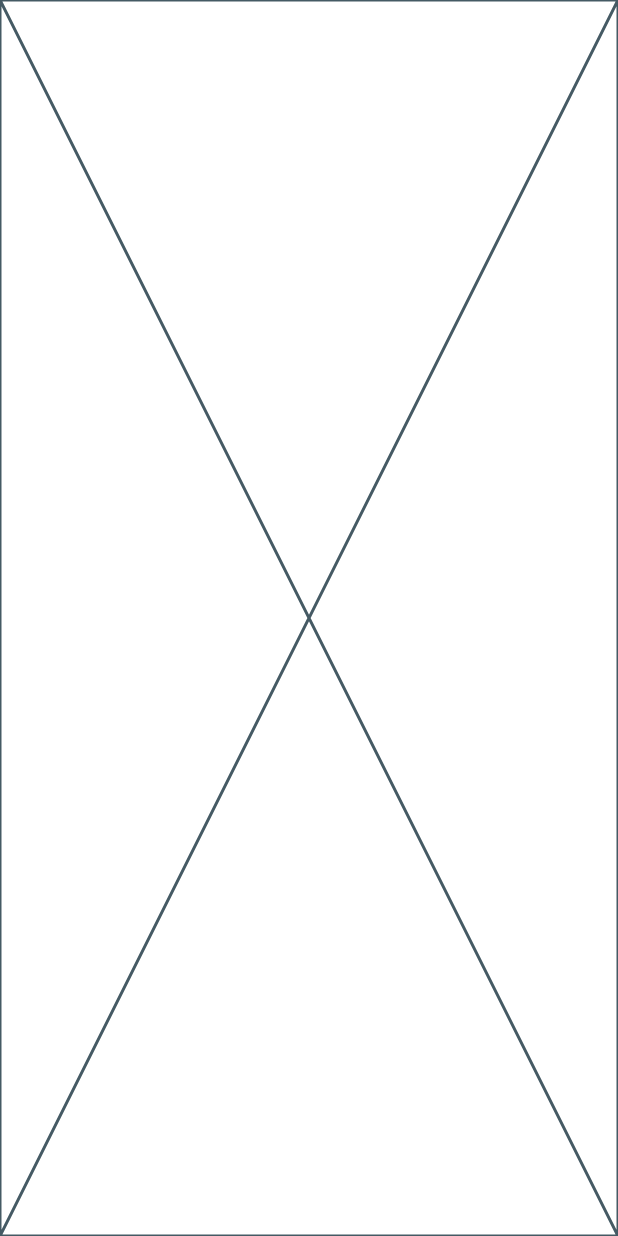
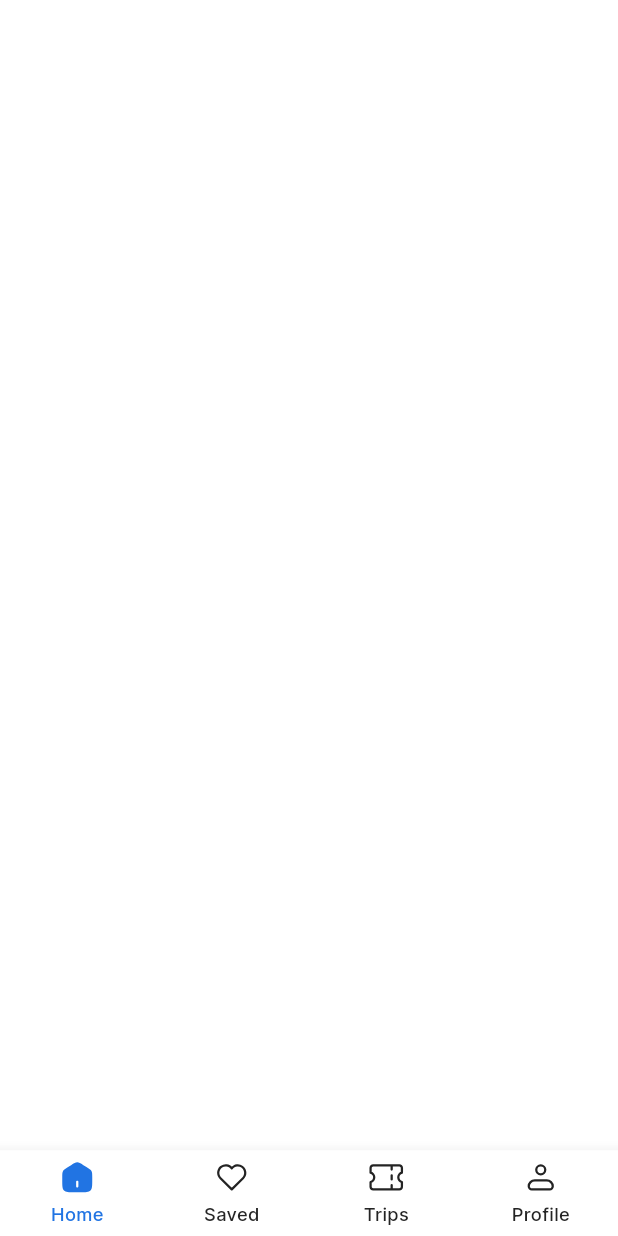
Before and after one commit to AymenSensai/SkyCruiseApp, a Flutter app: the screen it shows after launch, on a phone screen of 412 x 824 dp. Run offline on Flutter 3.47's test engine with Material 3 defaults, Android fonts, the phone set to English and light mode, and no system bars; our stand-ins replace dio, flutter_screenutil, flutter_svg, get_it, pretty_dio_logger, retrofit; generated files the repository leaves out were written again.

Commit message:
- Added Bottom navigation bar. - Added svgs assets folder. - Added svgs icons. - Added home, saved, trips, profile authentication folders structure. - Added home, saved, trips, profile screens.

```diff
--- a/lib/core/routing/app_router.dart
+++ b/lib/core/routing/app_router.dart
@@ -6,6 +6,10 @@ import 'package:sky_cruise/features/authentication/presentation/screens/forget_p
 import 'package:sky_cruise/features/authentication/presentation/screens/sign_in_screen.dart';
 import 'package:sky_cruise/features/authentication/presentation/screens/sign_up_screen.dart';
 import 'package:sky_cruise/features/authentication/presentation/screens/welcome_screen.dart';
+import 'package:sky_cruise/features/home/presentation/screens/Home.dart';
+import 'package:sky_cruise/features/profile/presentation/screens/profile.dart';
+import 'package:sky_cruise/features/saved/presentation/screens/saved.dart';
+import 'package:sky_cruise/features/trips/presentation/screens/trips.dart';
 
 class AppRouter {
   Route generateRoute(RouteSettings settings) {
@@ -26,6 +30,15 @@ class AppRouter {
         return MaterialPageRoute(
             builder: (_) => const ConfirmNewPasswordScreen());
 
+      case Routes.home:
+        return MaterialPageRoute(builder: (_) => const HomeScreen());
+      case Routes.saved:
+        return MaterialPageRoute(builder: (_) => const SavedScreen());
+      case Routes.trips:
+        return MaterialPageRoute(builder: (_) => const TripsScreen());
+      case Routes.profile:
+        return MaterialPageRoute(builder: (_) => const ProfileScreen());
+
       default:
         return MaterialPageRoute(
             builder: (_) => Scaffold(
--- a/lib/core/routing/routes.dart
+++ b/lib/core/routing/routes.dart
@@ -5,4 +5,9 @@ class Routes {
   static const String forgetPassword = '/forgetPassword';
   static const String confirmOtp = '/confirmOtp';
   static const String confirmNewPassword = '/confirmNewPassword';
+
+  static const String home = '/home';
+  static const String saved = '/saved';
+  static const String trips = '/trips';
+  static const String profile = '/profile';
 }
--- a/lib/core/theming/styles.dart
+++ b/lib/core/theming/styles.dart
@@ -8,8 +8,19 @@ class TextStyles {
       fontSize: 16.sp,
       fontWeight: FontWeightHelper.regular,
       color: ColorsManager.neutral200);
+
   static TextStyle font16Neutral900Medium = TextStyle(
       fontSize: 16.sp,
       fontWeight: FontWeightHelper.medium,
       color: ColorsManager.neutral900);
+
+  static TextStyle font12Neutral900Medium = TextStyle(
+      fontSize: 12.sp,
+      fontWeight: FontWeightHelper.medium,
+      color: ColorsManager.neutral900);
+
+  static TextStyle font12Primary500Medium = TextStyle(
+      fontSize: 12.sp,
+      fontWeight: FontWeightHelper.medium,
+      color: ColorsManager.primary500);
 }
--- /dev/null
+++ b/lib/core/utils/assets.dart
@@ -0,0 +1,10 @@
+abstract class Assets {
+  static const String homeRegular = 'assets/svgs/home_regular.svg';
+  static const String homeSolid = 'assets/svgs/home_solid.svg';
+  static const String savedRegular = 'assets/svgs/saved_regular.svg';
+  static const String savedSolid = 'assets/svgs/saved_solid.svg';
+  static const String tripsRegular = 'assets/svgs/trips_regular.svg';
+  static const String tripsSolid = 'assets/svgs/trips_solid.svg';
+  static const String profileRegular = 'assets/svgs/profile_regular.svg';
+  static const String profileSolid = 'assets/svgs/profile_solid.svg';
+}
--- /dev/null
+++ b/lib/core/widgets/app_home.dart
@@ -0,0 +1,89 @@
+import 'package:flutter/material.dart';
+import 'package:flutter_svg/flutter_svg.dart';
+import 'package:sky_cruise/core/theming/colors.dart';
+import 'package:sky_cruise/core/theming/styles.dart';
+import 'package:sky_cruise/core/utils/assets.dart';
+import 'package:sky_cruise/features/home/presentation/screens/Home.dart';
+import 'package:sky_cruise/features/profile/presentation/screens/profile.dart';
+import 'package:sky_cruise/features/saved/presentation/screens/saved.dart';
+import 'package:sky_cruise/features/trips/presentation/screens/trips.dart';
+
+class AppHome extends StatefulWidget {
+  const AppHome({super.key});
+
+  @override
+  State<AppHome> createState() => _AppHomeState();
+}
+
+class _AppHomeState extends State<AppHome> {
+  int _selectedIndex = 0;
+
+  @override
+  Widget build(BuildContext context) {
+    return Scaffold(
+      body: _buildBody(),
+      bottomNavigationBar: BottomNavigationBar(
+        type: BottomNavigationBarType.fixed,
+        selectedItemColor: ColorsManager.primary500,
+        selectedLabelStyle: TextStyles.font12Primary500Medium,
+        unselectedLabelStyle: TextStyles.font12Neutral900Medium,
+        unselectedItemColor: ColorsManager.neutral900,
+        backgroundColor: Colors.white,
+        iconSize: 24,
+        items: [
+          _bootmNavigationBarItem(
+            icon: SvgPicture.asset(
+              _selectedIndex == 0 ? Assets.homeSolid : Assets.homeRegular,
+            ),
+            label: 'Home',
+          ),
+          _bootmNavigationBarItem(
+            icon: SvgPicture.asset(
+              _selectedIndex == 1 ? Assets.savedSolid : Assets.savedRegular,
+            ),
+            label: 'Saved',
+          ),
+          _bootmNavigationBarItem(
+            icon: SvgPicture.asset(
+              _selectedIndex == 2 ? Assets.tripsSolid : Assets.tripsRegular,
+            ),
+            label: 'Trips',
+          ),
+          _bootmNavigationBarItem(
+            icon: SvgPicture.asset(
+              _selectedIndex == 3 ? Assets.profileSolid : Assets.profileRegular,
+            ),
+            label: 'Profile',
+          ),
+        ],
+        currentIndex: _selectedIndex,
+        onTap: (index) => setState(() => _selectedIndex = index),
+      ),
+    );
+  }
+
+  Widget _buildBody() {
+    switch (_selectedIndex) {
+      case 0:
+        return const HomeScreen();
+      case 1:
+        return const SavedScreen();
+      case 2:
+        return const TripsScreen();
+      case 3:
+        return const ProfileScreen();
+      default:
+        return const Text('No route defined for this tab');
+    }
+  }
+
+  BottomNavigationBarItem _bootmNavigationBarItem({
+    required Widget icon,
+    required String label,
+  }) {
+    return BottomNavigationBarItem(
+      icon: Padding(padding: const EdgeInsets.only(bottom: 4), child: icon),
+      label: label,
+    );
+  }
+}
--- /dev/null
+++ b/lib/features/home/presentation/screens/home.dart
@@ -0,0 +1,17 @@
+import 'package:flutter/material.dart';
+
+class HomeScreen extends StatelessWidget {
+  const HomeScreen({super.key});
+
+  @override
+  Widget build(BuildContext context) {
+    return const Scaffold(
+      body: SafeArea(
+          child: SingleChildScrollView(
+        child: Column(
+          children: [],
+        ),
+      )),
+    );
+  }
+}
--- /dev/null
+++ b/lib/features/profile/presentation/screens/profile.dart
@@ -0,0 +1,17 @@
+import 'package:flutter/material.dart';
+
+class ProfileScreen extends StatelessWidget {
+  const ProfileScreen({super.key});
+
+  @override
+  Widget build(BuildContext context) {
+    return const Scaffold(
+      body: SafeArea(
+          child: SingleChildScrollView(
+        child: Column(
+          children: [],
+        ),
+      )),
+    );
+  }
+}
--- /dev/null
+++ b/lib/features/saved/presentation/screens/saved.dart
@@ -0,0 +1,17 @@
+import 'package:flutter/material.dart';
+
+class SavedScreen extends StatelessWidget {
+  const SavedScreen({super.key});
+
+  @override
+  Widget build(BuildContext context) {
+    return const Scaffold(
+      body: SafeArea(
+          child: SingleChildScrollView(
+        child: Column(
+          children: [],
+        ),
+      )),
+    );
+  }
+}
--- /dev/null
+++ b/lib/features/trips/presentation/screens/trips.dart
@@ -0,0 +1,17 @@
+import 'package:flutter/material.dart';
+
+class TripsScreen extends StatelessWidget {
+  const TripsScreen({super.key});
+
+  @override
+  Widget build(BuildContext context) {
+    return const Scaffold(
+      body: SafeArea(
+          child: SingleChildScrollView(
+        child: Column(
+          children: [],
+        ),
+      )),
+    );
+  }
+}
--- a/lib/skycruise_app.dart
+++ b/lib/skycruise_app.dart
@@ -1,8 +1,8 @@
 import 'package:flutter/material.dart';
 import 'package:flutter_screenutil/flutter_screenutil.dart';
 import 'package:sky_cruise/core/routing/app_router.dart';
-import 'package:sky_cruise/core/routing/routes.dart';
 import 'package:sky_cruise/core/theming/theme.dart';
+import 'package:sky_cruise/core/widgets/app_home.dart';
 
 class SkyCruiseApp extends StatelessWidget {
   final AppRouter appRouter;
@@ -16,10 +16,11 @@ class SkyCruiseApp extends StatelessWidget {
         minTextAdapt: true,
         splitScreenMode: true,
         child: MaterialApp(
-            debugShowCheckedModeBanner: false,
-            title: 'SkyCruise',
-            theme: ThemeManager.getAppLightTheme(),
-            onGenerateRoute: appRouter.generateRoute,
-            initialRoute: Routes.welcome));
+          debugShowCheckedModeBanner: false,
+          title: 'SkyCruise',
+          theme: ThemeManager.getAppLightTheme(),
+          onGenerateRoute: appRouter.generateRoute,
+          home: const AppHome(),
+        ));
   }
 }
```
Also changed, not shown: assets/svgs/home_regular.svg (added), assets/svgs/home_solid.svg (added), assets/svgs/profile_regular.svg (added), assets/svgs/profile_solid.svg (added), assets/svgs/saved_regular.svg (added), assets/svgs/saved_solid.svg (added), assets/svgs/trips_regular.svg (added), assets/svgs/trips_solid.svg (added).
